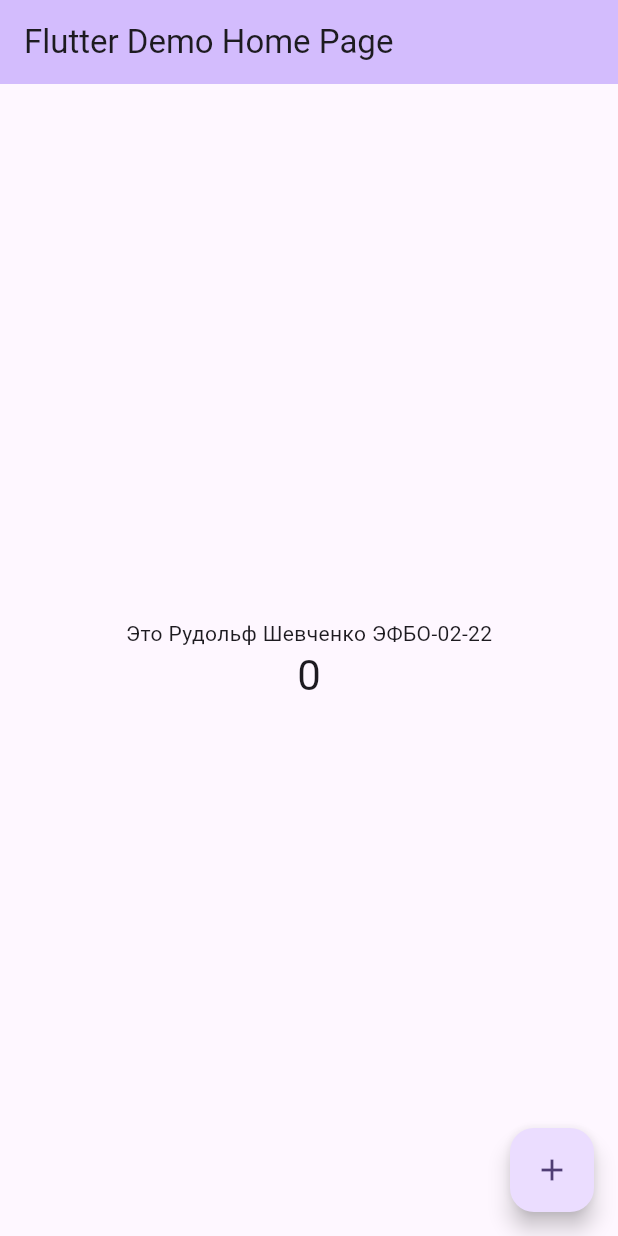
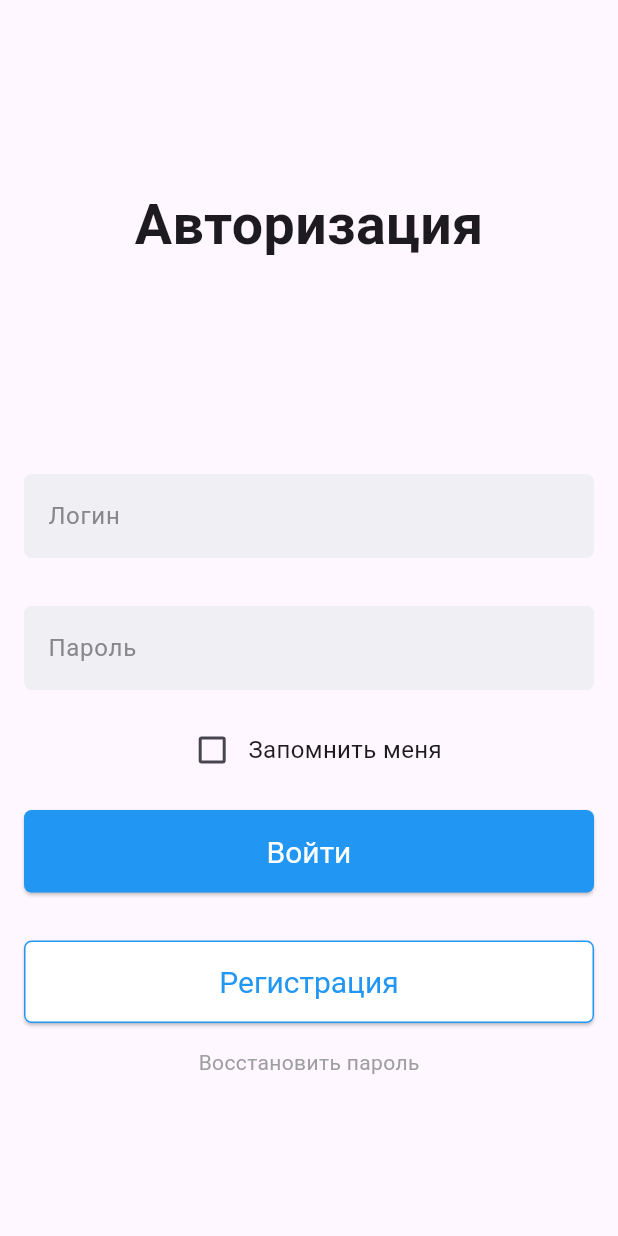
Before and after one commit to Rudolf31/pcs_sem5_pr2, a Flutter app: the screen it shows after launch, on a phone screen of 412 x 824 dp. Run offline on Flutter 3.47's test engine with Material 3 defaults, Android fonts, the phone set to English and light mode, and no system bars.

Commit message:
the second work

```diff
--- a/lib/main.dart
+++ b/lib/main.dart
@@ -7,119 +7,138 @@ void main() {
 class MyApp extends StatelessWidget {
   const MyApp({super.key});
 
-  // This widget is the root of your application.
   @override
   Widget build(BuildContext context) {
     return MaterialApp(
-      title: 'Flutter Demo',
+      debugShowCheckedModeBanner: false,
+      title: 'Вторая практика ПКС',
       theme: ThemeData(
-        // This is the theme of your application.
-        //
-        // TRY THIS: Try running your application with "flutter run". You'll see
-        // the application has a purple toolbar. Then, without quitting the app,
-        // try changing the seedColor in the colorScheme below to Colors.green
-        // and then invoke "hot reload" (save your changes or press the "hot
-        // reload" button in a Flutter-supported IDE, or press "r" if you used
-        // the command line to start the app).
-        //
-        // Notice that the counter didn't reset back to zero; the application
-        // state is not lost during the reload. To reset the state, use hot
-        // restart instead.
-        //
-        // This works for code too, not just values: Most code changes can be
-        // tested with just a hot reload.
-        colorScheme: ColorScheme.fromSeed(seedColor: Colors.deepPurple),
-        useMaterial3: true,
+        primarySwatch: Colors.blue,
       ),
-      home: const MyHomePage(title: 'Flutter Demo Home Page'),
+      home: const HomePage(),
     );
   }
 }
 
-class MyHomePage extends StatefulWidget {
-  const MyHomePage({super.key, required this.title});
-
-  // This widget is the home page of your application. It is stateful, meaning
-  // that it has a State object (defined below) that contains fields that affect
-  // how it looks.
-
-  // This class is the configuration for the state. It holds the values (in this
-  // case the title) provided by the parent (in this case the App widget) and
-  // used by the build method of the State. Fields in a Widget subclass are
-  // always marked "final".
-
-  final String title;
-
-  @override
-  State<MyHomePage> createState() => _MyHomePageState();
-}
-
-class _MyHomePageState extends State<MyHomePage> {
-  int _counter = 0;
-
-  void _incrementCounter() {
-    setState(() {
-      // This call to setState tells the Flutter framework that something has
-      // changed in this State, which causes it to rerun the build method below
-      // so that the display can reflect the updated values. If we changed
-      // _counter without calling setState(), then the build method would not be
-      // called again, and so nothing would appear to happen.
-      _counter++;
-    });
-  }
+class HomePage extends StatelessWidget {
+  const HomePage({super.key});
 
   @override
   Widget build(BuildContext context) {
-    // This method is rerun every time setState is called, for instance as done
-    // by the _incrementCounter method above.
-    //
-    // The Flutter framework has been optimized to make rerunning build methods
-    // fast, so that you can just rebuild anything that needs updating rather
-    // than having to individually change instances of widgets.
     return Scaffold(
-      appBar: AppBar(
-        // TRY THIS: Try changing the color here to a specific color (to
-        // Colors.amber, perhaps?) and trigger a hot reload to see the AppBar
-        // change color while the other colors stay the same.
-        backgroundColor: Theme.of(context).colorScheme.inversePrimary,
-        // Here we take the value from the MyHomePage object that was created by
-        // the App.build method, and use it to set our appbar title.
-        title: Text(widget.title),
+      body: Column(
+        children: <Widget> [
+          SizedBox(
+            height: 300,
+            child: const Padding(
+                padding:  EdgeInsets.all(0.0),
+                child: Center(
+                  child: Text("Авторизация", style: TextStyle(fontSize: 37, fontWeight: FontWeight.bold), ),
                 ),
-      body: Center(
-        // Center is a layout widget. It takes a single child and positions it
-        // in the middle of the parent.
-        child: Column(
-          // Column is also a layout widget. It takes a list of children and
-          // arranges them vertically. By default, it sizes itself to fit its
-          // children horizontally, and tries to be as tall as its parent.
-          //
-          // Column has various properties to control how it sizes itself and
-          // how it positions its children. Here we use mainAxisAlignment to
-          // center the children vertically; the main axis here is the vertical
-          // axis because Columns are vertical (the cross axis would be
-          // horizontal).
-          //
-          // TRY THIS: Invoke "debug painting" (choose the "Toggle Debug Paint"
-          // action in the IDE, or press "p" in the console), to see the
-          // wireframe for each widget.
+            ),
+          ),
+
+          const Padding(
+            padding:  EdgeInsets.all(16.0),
+            child: TextField(
+              decoration: InputDecoration( hintText: 'Логин',
+                filled: true,
+                fillColor: const Color(0xFFF0EFF4),
+                hintStyle: const TextStyle(color: Color(0xFF88878C)),
+                enabledBorder: const OutlineInputBorder(
+                  borderRadius: BorderRadius.all(Radius.circular(5)),
+                  borderSide: BorderSide.none,
+                ),
+                focusedBorder: const OutlineInputBorder(
+                  borderRadius: BorderRadius.all(Radius.circular(5)),
+                  borderSide: BorderSide.none,
+                ),
+              ),
+            ),
+          ),
+
+          const Padding(
+            padding:  EdgeInsets.all(16.0),
+            child: TextField(
+              decoration: InputDecoration( hintText: 'Пароль',
+                filled: true,
+                fillColor: const Color(0xFFF0EFF4),
+                hintStyle: const TextStyle(color: Color(0xFF88878C)),
+                enabledBorder: const OutlineInputBorder(
+                  borderRadius: BorderRadius.all(Radius.circular(5)),
+                  borderSide: BorderSide.none,
+                ),
+                focusedBorder: const OutlineInputBorder(
+                  borderRadius: BorderRadius.all(Radius.circular(5)),
+                  borderSide: BorderSide.none,
+                ),
+              ),
+            ),
+          ),
+
+          Row(
               mainAxisAlignment: MainAxisAlignment.center,
               children: <Widget>[
-            const Text(
-              'Это Рудольф Шевченко ЭФБО-02-22',
+                Checkbox(
+
+                  checkColor: Colors.blue,
+                  value: false,
+                  onChanged: (value) {},
+                  activeColor: Colors.blue,
                 ),
-            Text(
-              '$_counter',
-              style: Theme.of(context).textTheme.headlineMedium,
-            ),
+                const Text("Запомнить меня", style: TextStyle(fontSize: 16),),
               ],
             ),
+
+          Padding(
+            padding: const EdgeInsets.all(16.0),
+            child: SizedBox(
+              width: double.infinity,
+              child: ElevatedButton(
+                style: ElevatedButton.styleFrom(
+                  foregroundColor: Colors.white,
+                  backgroundColor: Colors.blue,
+                  padding: const EdgeInsets.all(16),
+                  textStyle: const TextStyle(fontSize: 20),
+                  shape: RoundedRectangleBorder(
+                    borderRadius: BorderRadius.circular(5),
                   ),
-      floatingActionButton: FloatingActionButton(
-        onPressed: _incrementCounter,
-        tooltip: 'Increment',
-        child: const Icon(Icons.add),
-      ), // This trailing comma makes auto-formatting nicer for build methods.
+                ),
+                onPressed: () {},
+                child: const Text('Войти'),
+              ),
+            ),
+          ),
+
+          Padding(
+            padding: const EdgeInsets.all(16.0),
+            child: SizedBox(
+              width: double.infinity,
+              child: ElevatedButton(
+                style: ElevatedButton.styleFrom(
+                  foregroundColor: Colors.blue,
+                  backgroundColor: Colors.white,
+                  padding: const EdgeInsets.all(16),
+                  textStyle: const TextStyle(fontSize: 20),
+                  side: const BorderSide(color: Colors.blue),
+                  shape: RoundedRectangleBorder(
+                    borderRadius: BorderRadius.circular(5),
+                  ),
+                ),
+                onPressed: () {},
+                child: const Text('Регистрация'),
+              ),
+            ),
+          ),
+
+          const Row(
+            mainAxisAlignment: MainAxisAlignment.center,
+            children: const [
+              Text('Восстановить пароль', style: TextStyle(color: Colors.grey),),
+            ],
+          ),
+      ]
+      ),
     );
   }
 }
```
Also changed, not shown: 1 other file. Lines whose indentation alone changed are shown as unchanged.
